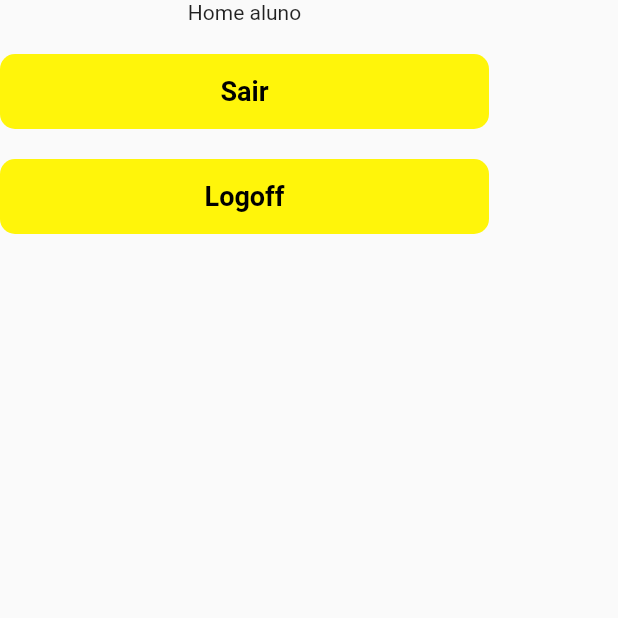
After one commit to Diego-amd/apoio_forca_treino, a Flutter app: the HomeAluno screen opened by its route, on a phone screen of 412 x 824 dp, the top half of it. The commit adds this screen. Run offline on Flutter 3.47's test engine with Material 2 defaults, Android fonts, the light colour scheme and no system bars; our stand-ins replace cloud_firestore, firebase_auth, firebase_core; accounts and stored records are empty.

Commit message:
Home aluno + fix no app e build gradle

```diff
--- a/lib/model/aluno.model.dart
+++ b/lib/model/aluno.model.dart
@@ -2,7 +2,6 @@ class AlunoModel {
   String nomeCompleto = '';
   String email = '';
   String senha = '';
-  String teste = null;
 
   AlunoModel(this.nomeCompleto, this.email, this.senha);
 
--- a/lib/view/app.dart
+++ b/lib/view/app.dart
@@ -6,6 +6,7 @@ import 'alteracaoSenha.view.dart';
 
 import 'home.admin.view.dart';
 import 'homeprofessor.dart';
+import 'home.aluno.view.dart';
 
 import 'cad.alunos.view.dart';
 import 'cad.professor.view.dart';
@@ -18,7 +19,8 @@ class App extends StatelessWidget {
     return MaterialApp(routes: {
       '/': (context) => LoginView(),
       '/alterarSenha': (context) => AlteracaoSenha(),
-      '/homeAdmin': (context) => HomeAdmin(),
+      '/homeadmin': (context) => HomeAdmin(),
+      '/homealuno': (context) => HomeAluno(),
       '/cadAluno': (context) => CadastroAluno(),
       '/cadProfessor': (context) => CadastroProfessor(),
       '/cadExercicio': (context) => CadastroExercicio(),
--- /dev/null
+++ b/lib/view/home.aluno.view.dart
@@ -0,0 +1,48 @@
+import 'package:flutter/material.dart';
+import 'package:firebase_auth/firebase_auth.dart';
+
+FirebaseAuth auth = FirebaseAuth.instance;
+
+class HomeAluno extends StatelessWidget {
+  @override
+  Widget build(BuildContext context) {
+    return Scaffold(
+        body: Column(
+      children: [
+        Text('Home aluno'),
+        Container(
+            width: 326,
+            height: 50,
+            margin: EdgeInsets.only(top: 20),
+            decoration: const BoxDecoration(
+                color: Color.fromARGB(255, 255, 245, 10),
+                borderRadius: BorderRadius.all(Radius.circular(10))),
+            child: TextButton(
+              child: const Text("Sair",
+                  style: TextStyle(
+                      fontSize: 18,
+                      fontWeight: FontWeight.w700,
+                      color: Colors.black)),
+              onPressed: () => Navigator.of(context).pushReplacementNamed('/'),
+            )),
+        Container(
+            width: 326,
+            height: 50,
+            margin: EdgeInsets.only(top: 20),
+            decoration: const BoxDecoration(
+                color: Color.fromARGB(255, 255, 245, 10),
+                borderRadius: BorderRadius.all(Radius.circular(10))),
+            child: TextButton(
+                child: const Text("Logoff",
+                    style: TextStyle(
+                        fontSize: 18,
+                        fontWeight: FontWeight.w700,
+                        color: Colors.black)),
+                onPressed: () {
+                  auth.signOut();
+                  Navigator.of(context).pushReplacementNamed('/');
+                }))
+      ],
+    ));
+  }
+}
```
Also changed, not shown: 1 other file.
